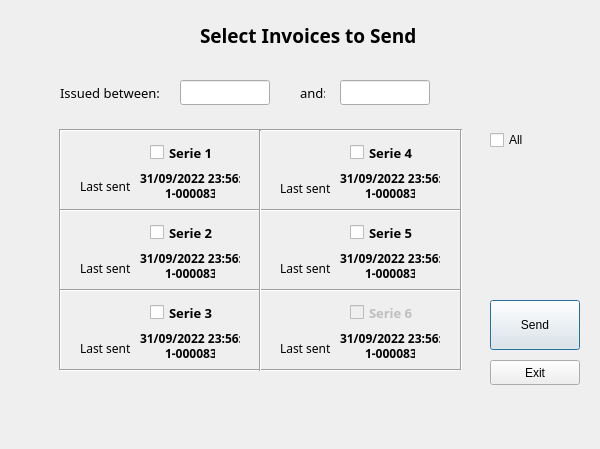
First picture: the form in uis/SII.ui, repository andrei219/euromedia, before the edit.
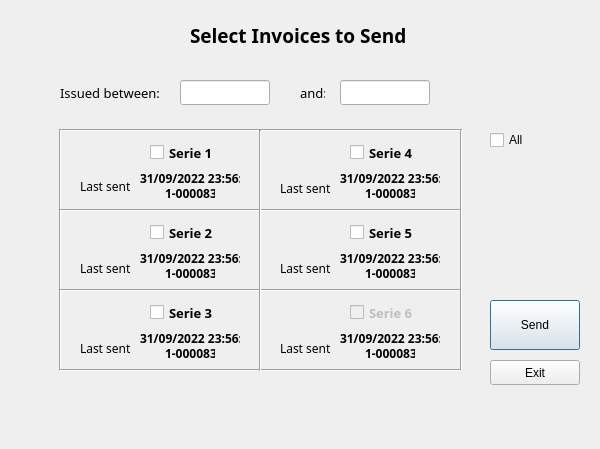
Second picture: the form after the edit.

Patch:
```diff
--- a/uis/SII.ui
+++ b/uis/SII.ui
@@ -29,9 +29,9 @@
   <widget class="QLabel" name="label">
    <property name="geometry">
     <rect>
-     <x>200</x>
+     <x>190</x>
      <y>20</y>
-     <width>251</width>
+     <width>231</width>
      <height>31</height>
     </rect>
    </property>
```
